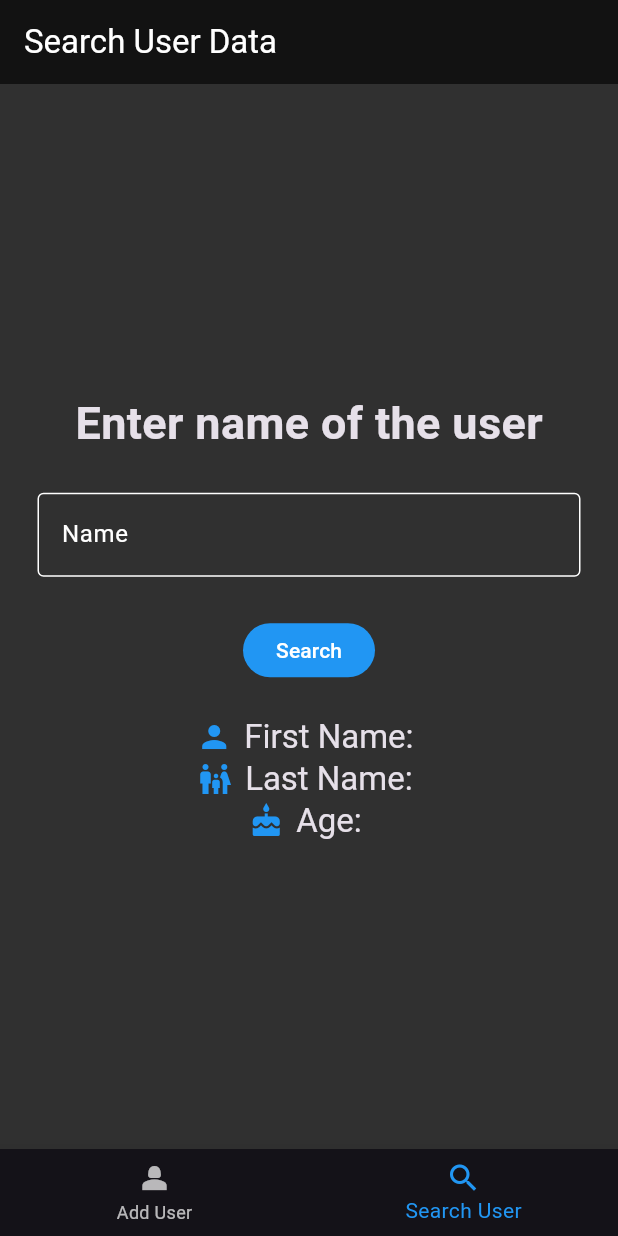
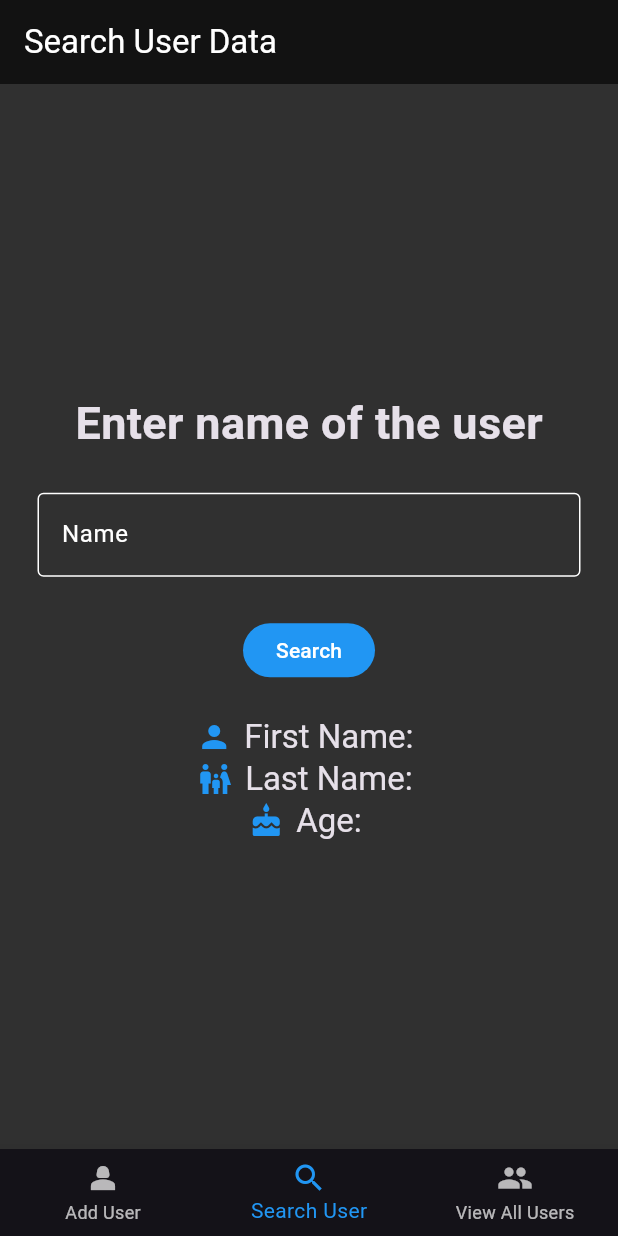
Before and after one commit to fisforfaheem/firebase_flutter_crud, a Flutter app: the screen it shows after launch, item 2 of the bottom bar chosen, after a tap on "Search", on a phone screen of 412 x 824 dp. Run offline on Flutter 3.47's test engine with Material 3 defaults, Android fonts, the phone set to English and light mode, and no system bars; our stand-ins replace cloud_firestore, firebase_core, fluttertoast; accounts and stored records are empty.

Commit message:
chore: Add View all Users Page, add initial data factory method

```diff
--- a/lib/bottom_navigation.dart
+++ b/lib/bottom_navigation.dart
@@ -1,5 +1,6 @@
 import 'package:firebase_flutter_crud/add_user.dart';
 import 'package:firebase_flutter_crud/read_data_display.dart';
+import 'package:firebase_flutter_crud/view_all_users.dart';
 import 'package:flutter/material.dart';
 
 class BottomBar extends StatefulWidget {
@@ -14,6 +15,7 @@ class BottomBarState extends State<BottomBar> {
   static const List<Widget> _widgetOptions = <Widget>[
     AddUser(),
     ReadAndDisplayUserData(),
+    ViewAllUsers(),
   ];
 
   void _onItemTapped(int index) {
@@ -25,10 +27,7 @@ class BottomBarState extends State<BottomBar> {
   @override
   Widget build(BuildContext context) {
     return Scaffold(
-      body: IndexedStack(
-        index: _selectedIndex,
-        children: _widgetOptions,
-      ),
+      body: _widgetOptions.elementAt(_selectedIndex),
       bottomNavigationBar: BottomNavigationBar(
         items: const <BottomNavigationBarItem>[
           BottomNavigationBarItem(
@@ -39,6 +38,10 @@ class BottomBarState extends State<BottomBar> {
             icon: Icon(Icons.search),
             label: 'Search User',
           ),
+          BottomNavigationBarItem(
+            icon: Icon(Icons.people),
+            label: 'View All Users',
+          ),
         ],
         currentIndex: _selectedIndex,
         selectedItemColor: Colors.blue,
--- a/lib/database.dart
+++ b/lib/database.dart
@@ -16,4 +16,10 @@ class DatabaseMethods {
         .where('First Name', isEqualTo: name)
         .get();
   }
+
+  //this will return all the users
+
+  static Future<QuerySnapshot> getAllUsers() async {
+    return await FirebaseFirestore.instance.collection('users').get();
+  }
 }
--- a/lib/read_data_display.dart
+++ b/lib/read_data_display.dart
@@ -15,9 +15,10 @@ class ReadAndDisplayUserData extends StatefulWidget {
 
 class _ReadAndDisplayUserDataState extends State<ReadAndDisplayUserData> {
   final TextEditingController nameController = TextEditingController();
-  String? name, lastName, age;
+  // String? name, lastName, age;
   bool isDataFound = false;
   bool isLoading = false;
+  UserDetails userDetails = UserDetails.initialData();
 
   Future<void> searchUser(String userName) async {
     setState(() => isLoading = true);
@@ -34,14 +35,11 @@ class _ReadAndDisplayUserDataState extends State<ReadAndDisplayUserData> {
       return;
     }
 
-    UserDetails userDetails =
+    userDetails =
         UserDetails.fromMap(value.docs[0].data() as Map<String, dynamic>);
     await Future.delayed(const Duration(milliseconds: 200));
 
     setState(() {
-      name = userDetails.firstName;
-      lastName = userDetails.lastName;
-      age = userDetails.age;
       isDataFound = true;
       isLoading = false;
     });
@@ -104,12 +102,15 @@ class _ReadAndDisplayUserDataState extends State<ReadAndDisplayUserData> {
                         UserInfoRow(
                             icon: Icons.person,
                             label: 'First Name',
-                            value: name),
+                            value: userDetails.firstName),
                         UserInfoRow(
                             icon: Icons.family_restroom,
                             label: 'Last Name',
-                            value: lastName),
-                        UserInfoRow(icon: Icons.cake, label: 'Age', value: age),
+                            value: userDetails.lastName),
+                        UserInfoRow(
+                            icon: Icons.cake,
+                            label: 'Age',
+                            value: userDetails.age),
                       ],
                     ),
         ],
--- a/lib/user_model.dart
+++ b/lib/user_model.dart
@@ -5,6 +5,16 @@ class UserDetails {
 //constructor
   UserDetails(
       {required this.firstName, required this.lastName, required this.age});
+
+//initial data
+  factory UserDetails.initialData() {
+    return UserDetails(
+      firstName: '',
+      lastName: '',
+      age: '',
+    );
+  }
+
   //get data from firebase
   factory UserDetails.fromMap(Map<String, dynamic> map) {
     return UserDetails(
```
Also changed, not shown: lib/view_all_users.dart (added, +84 -0 lines).
